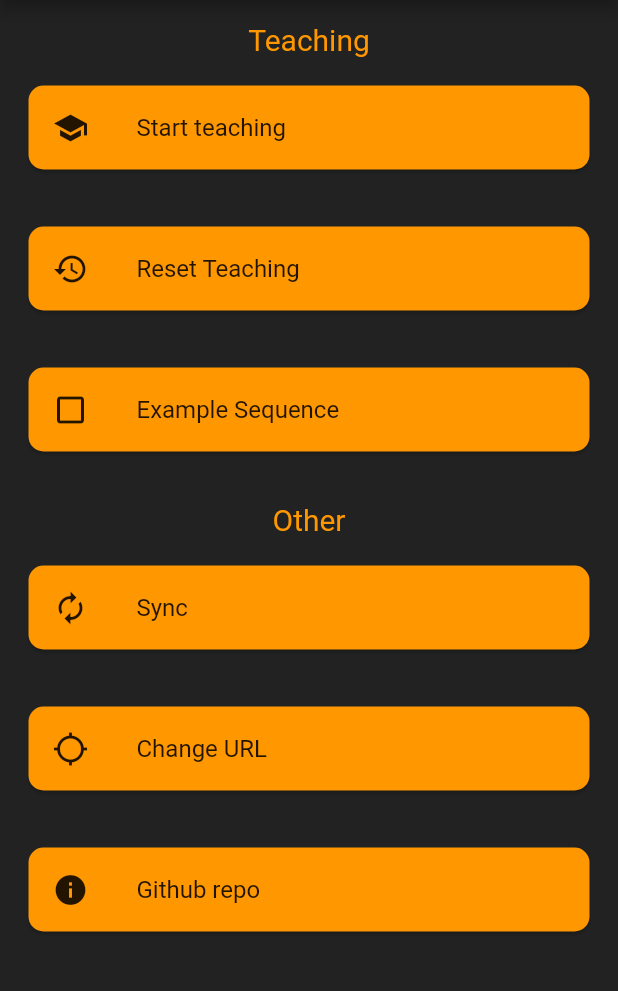
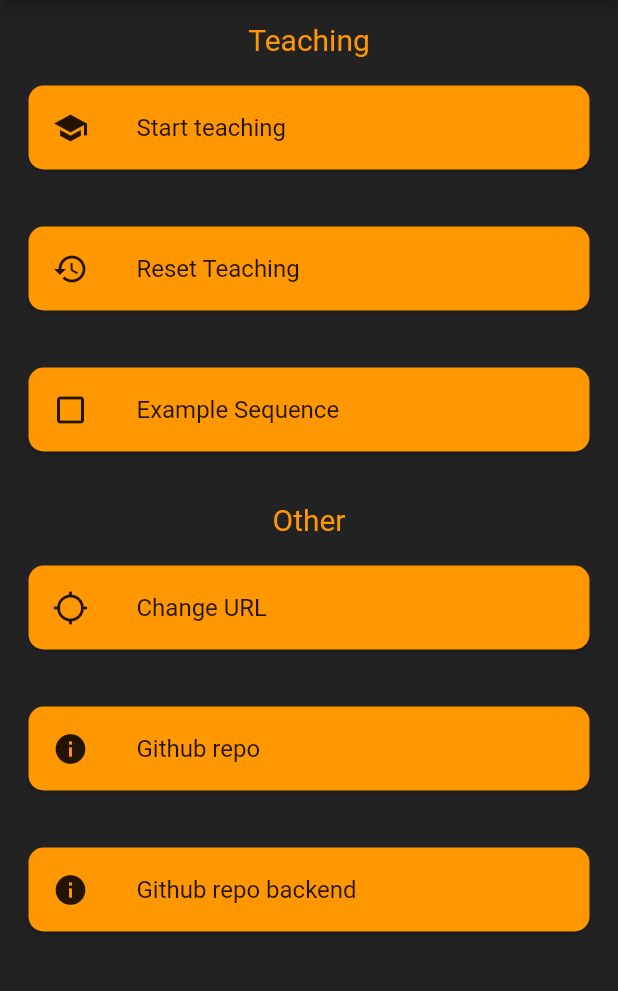
Before and after one commit to floodoo/Joy-it-Grab-it-robot02-frontend, a Flutter app: the SettingsScreen screen opened by its route, after a tap on "Github repo", on a phone screen of 412 x 824 dp, the part 84-1075 px from its top. Run offline on Flutter 3.47's test engine with Material 2 defaults, Android fonts, the phone set to English and light mode, and no system bars; our stand-ins replace flutter_hooks, flutter_phoenix, google_fonts, hooks_riverpod, logger, shared_preferences; accounts and stored records are empty; network calls fail.

Commit message:
add github links

```diff
--- a/lib/ui/screens/settings/settings.screen.dart
+++ b/lib/ui/screens/settings/settings.screen.dart
@@ -4,6 +4,7 @@ import 'package:hooks_riverpod/hooks_riverpod.dart';
 import 'package:robo_app/core/services/services.dart';
 import 'package:robo_app/ui/screens/settings/widgets/custom_button_tile.dart';
 import 'package:robo_app/ui/screens/settings/widgets/url_dialog.dart';
+import 'package:url_launcher/url_launcher.dart';
 
 class SettingsScreen extends HookWidget {
   const SettingsScreen({Key? key}) : super(key: key);
@@ -65,11 +66,6 @@ class SettingsScreen extends HookWidget {
                   ),
                 ),
                 CustomButtonTile(
-                  label: "Sync",
-                  icon: Icons.autorenew,
-                  onPressed: () {},
-                ),
-                CustomButtonTile(
                   label: "Change URL",
                   icon: Icons.location_searching,
                   onPressed: () {
@@ -84,7 +80,20 @@ class SettingsScreen extends HookWidget {
                 CustomButtonTile(
                   label: "Github repo",
                   icon: Icons.info,
-                  onPressed: () {},
+                  onPressed: () async {
+                    await launch(
+                      "https://github.com/floodoo/Joy-it-Grab-it-robot02-frontend",
+                    );
+                  },
+                ),
+                CustomButtonTile(
+                  label: "Github repo backend",
+                  icon: Icons.info,
+                  onPressed: () async {
+                    await launch(
+                      "https://github.com/floodoo/Joy-it-Grab-it-robot02-backend",
+                    );
+                  },
                 ),
               ],
             ),
--- a/pubspec.yaml
+++ b/pubspec.yaml
@@ -17,6 +17,7 @@ dependencies:
   http: ^0.13.4
   logger: ^1.1.0
   shared_preferences: ^2.0.9
+  url_launcher: ^6.0.15
 
 dev_dependencies:
   flutter_launcher_icons: ^0.9.2
```
